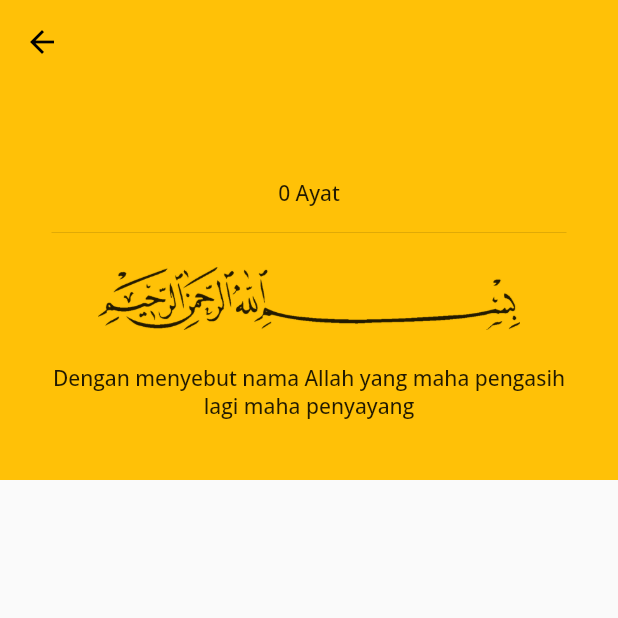
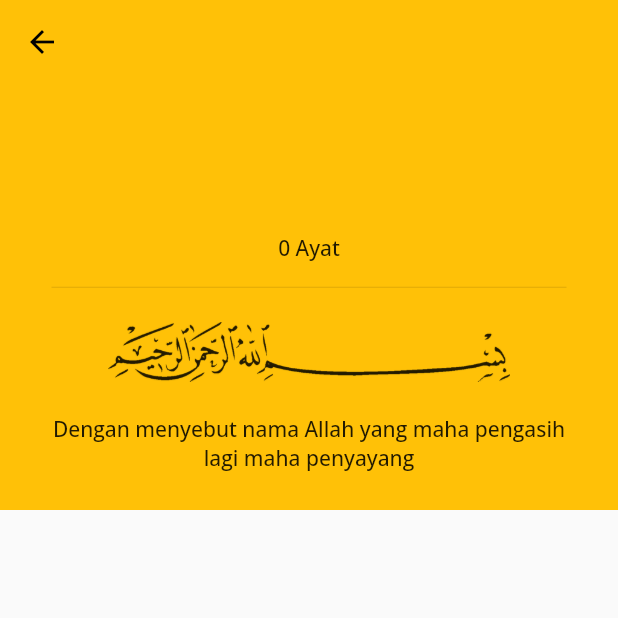
Before and after one commit to ekiq11/doa_harian, a Flutter app: the DetailScreen screen opened directly with empty values, on a phone screen of 412 x 824 dp, the top half of it. Run offline on Flutter 3.47's test engine with Material 2 defaults, Android fonts, the phone set to English and light mode, and no system bars; our stand-ins replace get; missing offline and left inert: colorful_safe_area.

```diff
--- a/lib/view/quran/detail_screen.dart
+++ b/lib/view/quran/detail_screen.dart
@@ -109,35 +109,32 @@ class _DetailScreenState extends State<DetailScreen> {
                 ),
                 elevation: 0,
                 pinned: true,
-                expandedHeight: 320,
+                expandedHeight: 340,
                 flexibleSpace: FlexibleSpaceBar(
-                  background: Center(
+                  background: Padding(
+                    padding: const EdgeInsets.only(top: 32.0),
+                    child: Center(
                       child: Column(
                         mainAxisSize: MainAxisSize.min,
                         children: [
-                        SizedBox(
-                            height: 40,
+                          Padding(
+                            padding: const EdgeInsets.all(12.0),
                             child: Text('${widget.surah!.arabic}',
                                 style: const TextStyle(
-                                    fontFamily: 'Suls', fontSize: 24.0))),
-                        Container(
-                          margin: const EdgeInsets.only(top: 12),
-                          child: Text(
+                                    fontFamily: 'Suls', fontSize: 24.0)),
+                          ),
+                          Text(
                             '${widget.surah!.latin}',
                             style: const TextStyle(
                               fontSize: 14,
                               fontWeight: FontWeight.w500,
                             ),
                           ),
-                        ),
-                        Container(
-                          margin: const EdgeInsets.only(top: 8),
-                          child: Text(
+                          Text(
                             '${widget.surah!.totalAyah} Ayat',
                             style: const TextStyle(
                               fontSize: 14,
                               fontWeight: FontWeight.w300,
-                            ),
                             ),
                           ),
                           Container(
@@ -155,20 +152,20 @@ class _DetailScreenState extends State<DetailScreen> {
                               ? Container(
                                   margin:
                                       const EdgeInsets.symmetric(vertical: 10),
-                                height: 42,
+                                  height: 40,
                                   child: Image.asset(BaseImage.bismillah,
                                       color: Colors.white),
                                 )
                               : Container(
                                   margin:
                                       const EdgeInsets.symmetric(vertical: 10),
-                                height: 42,
+                                  height: 40,
                                   child: Image.asset(BaseImage.bismillah,
                                       color: Colors.black87),
                                 ),
                           const Padding(
                             padding: EdgeInsets.only(
-                              left: 24.0, right: 24.0, top: 12.0),
+                                left: 28.0, right: 28.0, top: 12.0),
                             child: Text(
                               "Dengan menyebut nama Allah yang maha pengasih lagi maha penyayang",
                               style: TextStyle(fontSize: 14),
@@ -176,6 +173,7 @@ class _DetailScreenState extends State<DetailScreen> {
                             ),
                           )
                         ],
+                      ),
                     ),
                   ),
                 ),
@@ -192,10 +190,10 @@ class _DetailScreenState extends State<DetailScreen> {
                       showTafsir(context, index);
                     },
                     child: Row(
-                      mainAxisAlignment: MainAxisAlignment.start,
+                      crossAxisAlignment: CrossAxisAlignment.start,
                       children: [
                         Padding(
-                          padding: const EdgeInsets.only(left: 8.0),
+                          padding: const EdgeInsets.only(top: 18.0, left: 8.0),
                           child: Container(
                             width: 40,
                             height: 40,
```
Lines whose indentation alone changed are shown as unchanged.
